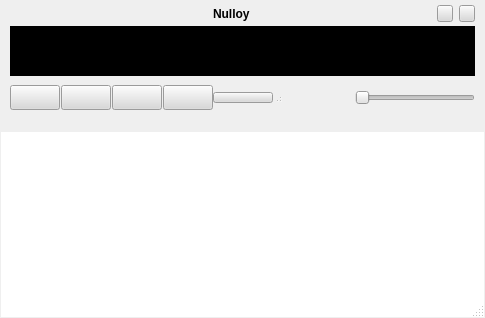
Qt form src/skins/silver/form.ui (nulloy/nulloy) before a commit.
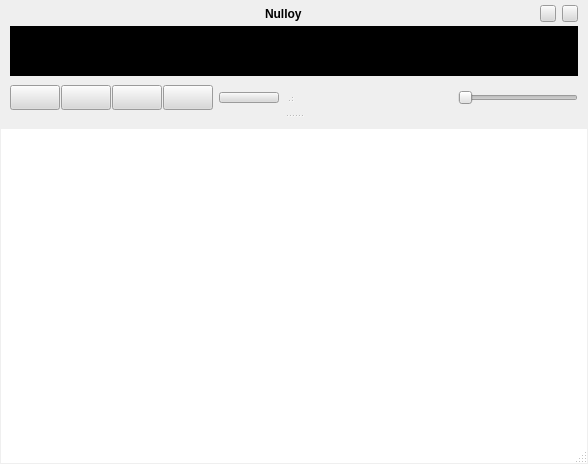
The same form after that commit. Icons and pictures are not drawn. Custom widgets are drawn as their Qt base class.

What changed in the file:
```diff
--- a/src/skins/silver/form.ui
+++ b/src/skins/silver/form.ui
@@ -6,8 +6,8 @@
    <rect>
     <x>0</x>
     <y>0</y>
-    <width>485</width>
-    <height>318</height>
+    <width>588</width>
+    <height>464</height>
    </rect>
   </property>
   <property name="windowTitle">
@@ -603,14 +603,24 @@
       </property>
       <item>
        <widget class="QWidget" name="borderWidget" native="true">
-        <layout class="QVBoxLayout" name="verticalLayout_4">
+        <layout class="QVBoxLayout" name="verticalLayout_6">
          <property name="spacing">
-          <number>1</number>
+          <number>0</number>
          </property>
          <property name="margin">
           <number>1</number>
          </property>
          <item>
+          <widget class="QSplitter" name="splitter">
+           <property name="orientation">
+            <enum>Qt::Vertical</enum>
+           </property>
+           <property name="handleWidth">
+            <number>5</number>
+           </property>
+           <property name="childrenCollapsible">
+            <bool>false</bool>
+           </property>
           <widget class="QWidget" name="backgroundWidget" native="true">
            <property name="sizePolicy">
             <sizepolicy hsizetype="Preferred" vsizetype="Fixed">
@@ -641,13 +651,23 @@
                 <number>9</number>
                </property>
                <property name="bottomMargin">
-                <number>9</number>
+                 <number>3</number>
                </property>
                <item>
+                 <widget class="QWidget" name="" native="true">
+                  <property name="sizePolicy">
+                   <sizepolicy hsizetype="Preferred" vsizetype="Maximum">
+                    <horstretch>0</horstretch>
+                    <verstretch>0</verstretch>
+                   </sizepolicy>
+                  </property>
                 <layout class="QHBoxLayout" name="titleBarlLayout">
                  <property name="spacing">
                   <number>6</number>
                  </property>
+                   <property name="margin">
+                    <number>0</number>
+                   </property>
                  <item>
                   <widget class="QWidget" name="iconLabel" native="true">
                    <property name="minimumSize">
@@ -778,6 +798,7 @@
                   </widget>
                  </item>
                 </layout>
+                 </widget>
                </item>
                <item>
                 <spacer name="verticalSpacer_2">
@@ -798,7 +819,7 @@
                <item>
                 <widget class="NWaveformSlider" name="waveformSlider" native="true">
                  <property name="sizePolicy">
-                  <sizepolicy hsizetype="Preferred" vsizetype="Minimum">
+                   <sizepolicy hsizetype="Preferred" vsizetype="Preferred">
                    <horstretch>0</horstretch>
                    <verstretch>0</verstretch>
                   </sizepolicy>
@@ -812,7 +833,7 @@
                  <property name="maximumSize">
                   <size>
                    <width>16777215</width>
-                   <height>50</height>
+                    <height>16777215</height>
                   </size>
                  </property>
                  <property name="styleSheet">
@@ -846,7 +867,17 @@
                 </spacer>
                </item>
                <item>
+                 <widget class="QWidget" name="" native="true">
+                  <property name="sizePolicy">
+                   <sizepolicy hsizetype="Preferred" vsizetype="Maximum">
+                    <horstretch>0</horstretch>
+                    <verstretch>0</verstretch>
+                   </sizepolicy>
+                  </property>
                 <layout class="QHBoxLayout" name="horizontalLayout_3">
+                   <property name="margin">
+                    <number>0</number>
+                   </property>
                  <item>
                   <layout class="QHBoxLayout" name="horizontalLayout_2">
                    <property name="spacing">
@@ -1135,13 +1166,27 @@
                   </widget>
                  </item>
                 </layout>
+                 </widget>
                </item>
               </layout>
              </widget>
             </item>
            </layout>
           </widget>
-         </item>
+           <widget class="QWidget" name="" native="true">
+            <property name="sizePolicy">
+             <sizepolicy hsizetype="Preferred" vsizetype="Preferred">
+              <horstretch>0</horstretch>
+              <verstretch>1</verstretch>
+             </sizepolicy>
+            </property>
+            <layout class="QVBoxLayout" name="verticalLayout_4">
+             <property name="spacing">
+              <number>0</number>
+             </property>
+             <property name="margin">
+              <number>0</number>
+             </property>
          <item>
           <widget class="QWidget" name="shadowWidget" native="true">
            <property name="sizePolicy">
@@ -1166,6 +1211,12 @@
          </item>
          <item>
           <widget class="NPlaylistWidget" name="playlistWidget">
+               <property name="sizePolicy">
+                <sizepolicy hsizetype="Expanding" vsizetype="Expanding">
+                 <horstretch>0</horstretch>
+                 <verstretch>0</verstretch>
+                </sizepolicy>
+               </property>
            <property name="palette">
             <palette>
              <active>
@@ -1625,6 +1676,10 @@
            <property name="selectionMode">
             <enum>QAbstractItemView::ExtendedSelection</enum>
            </property>
+              </widget>
+             </item>
+            </layout>
+           </widget>
           </widget>
          </item>
         </layout>
```
Left out of the diff: 15 changed lines with no effect on the pictures. Lines whose indentation alone changed are shown as unchanged.
